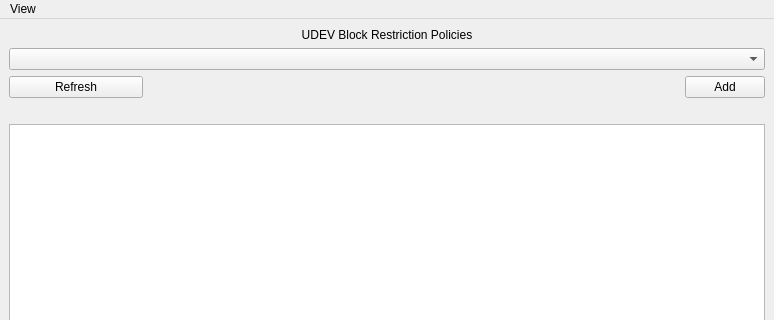
Before: the Qt Designer form mainwindow.ui in TwelfthFace/UBRP, drawn with Qt 5; both pictures show x 0 to 774 and y 0 to 320 of the 774 by 691 pixel window.
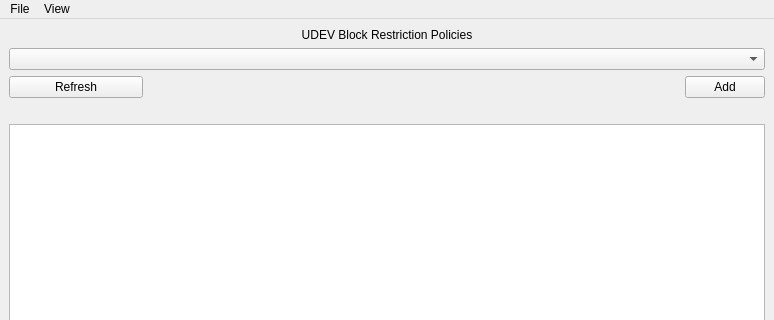
After: the same form once the commit is applied.

```diff
--- a/mainwindow.ui
+++ b/mainwindow.ui
@@ -121,6 +121,14 @@
     <addaction name="separator"/>
     <addaction name="actionConfigure"/>
    </widget>
+   <widget class="QMenu" name="menuFile">
+    <property name="title">
+     <string>File</string>
+    </property>
+    <addaction name="actionEnable_Whitelist"/>
+    <addaction name="actionDisable_Whitelist"/>
+   </widget>
+   <addaction name="menuFile"/>
    <addaction name="menuView"/>
   </widget>
   <action name="actionConfigure">
```
Left out of the diff: 10 changed lines with no effect on the pictures.
